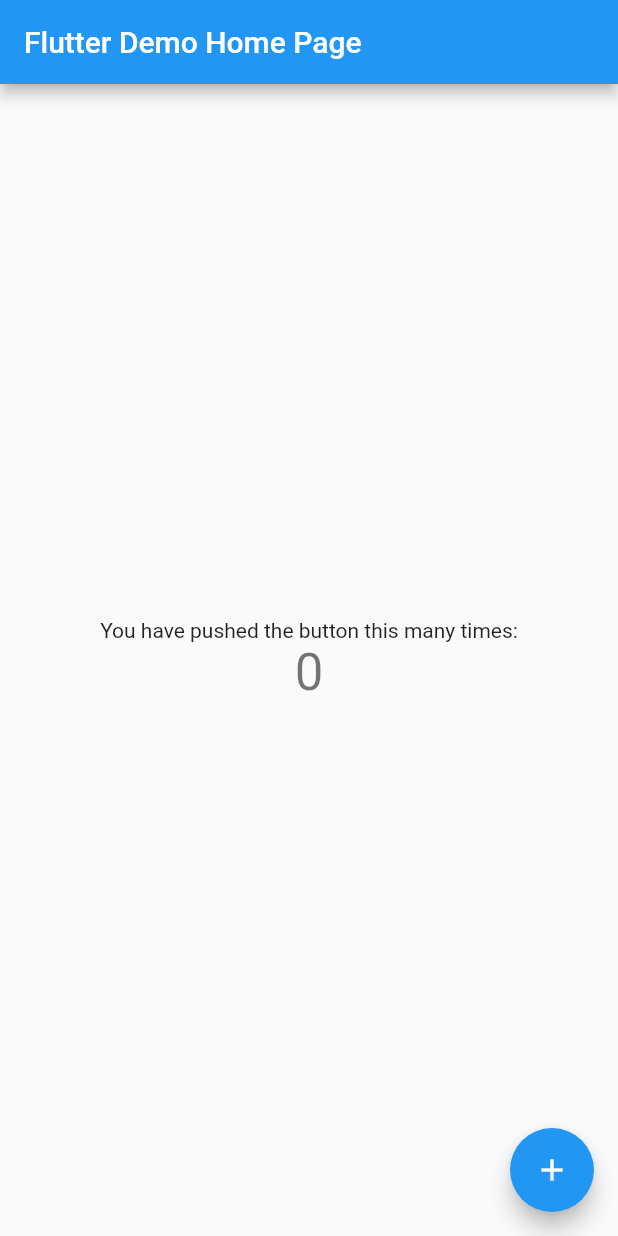
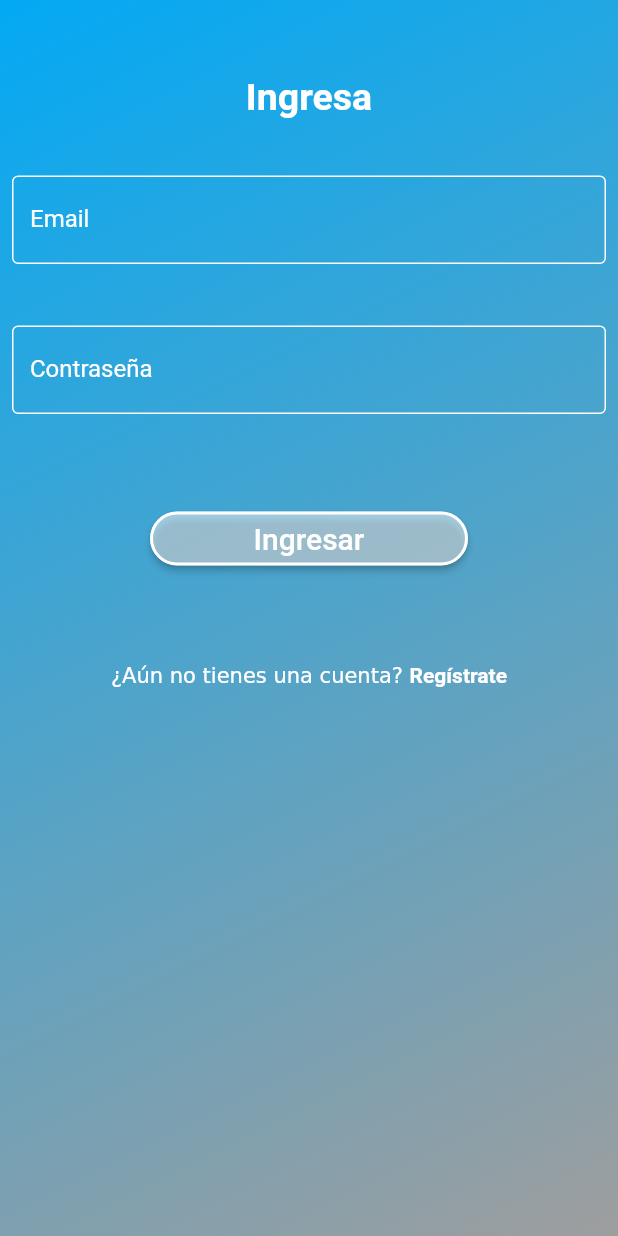
Before and after one commit to jaimeduque17/tyba_test, a Flutter app: the screen it shows after launch, on a phone screen of 412 x 824 dp. Run offline on Flutter 3.47's test engine with Material 2 defaults, Android fonts, the phone set to English and light mode, and no system bars.

Commit message:
login view is created

```diff
--- a/lib/main.dart
+++ b/lib/main.dart
@@ -1,4 +1,5 @@
 import 'package:flutter/material.dart';
+import 'package:tyba_test/ui/views/login.dart';
 
 void main() {
   runApp(const MyApp());
@@ -11,105 +12,11 @@
   @override
   Widget build(BuildContext context) {
     return MaterialApp(
-      title: 'Flutter Demo',
+      title: 'Tyba Test',
       theme: ThemeData(
-        // This is the theme of your application.
-        //
-        // Try running your application with "flutter run". You'll see the
-        // application has a blue toolbar. Then, without quitting the app, try
-        // changing the primarySwatch below to Colors.green and then invoke
-        // "hot reload" (press "r" in the console where you ran "flutter run",
-        // or simply save your changes to "hot reload" in a Flutter IDE).
-        // Notice that the counter didn't reset back to zero; the application
-        // is not restarted.
         primarySwatch: Colors.blue,
       ),
-      home: const MyHomePage(title: 'Flutter Demo Home Page'),
+      home: const LoginView(),
     );
   }
 }
-
-class MyHomePage extends StatefulWidget {
-  const MyHomePage({Key? key, required this.title}) : super(key: key);
-
-  // This widget is the home page of your application. It is stateful, meaning
-  // that it has a State object (defined below) that contains fields that affect
-  // how it looks.
-
-  // This class is the configuration for the state. It holds the values (in this
-  // case the title) provided by the parent (in this case the App widget) and
-  // used by the build method of the State. Fields in a Widget subclass are
-  // always marked "final".
-
-  final String title;
-
-  @override
-  State<MyHomePage> createState() => _MyHomePageState();
-}
-
-class _MyHomePageState extends State<MyHomePage> {
-  int _counter = 0;
-
-  void _incrementCounter() {
-    setState(() {
-      // This call to setState tells the Flutter framework that something has
-      // changed in this State, which causes it to rerun the build method below
-      // so that the display can reflect the updated values. If we changed
-      // _counter without calling setState(), then the build method would not be
-      // called again, and so nothing would appear to happen.
-      _counter++;
-    });
-  }
-
-  @override
-  Widget build(BuildContext context) {
-    // This method is rerun every time setState is called, for instance as done
-    // by the _incrementCounter method above.
-    //
-    // The Flutter framework has been optimized to make rerunning build methods
-    // fast, so that you can just rebuild anything that needs updating rather
-    // than having to individually change instances of widgets.
-    return Scaffold(
-      appBar: AppBar(
-        // Here we take the value from the MyHomePage object that was created by
-        // the App.build method, and use it to set our appbar title.
-        title: Text(widget.title),
-      ),
-      body: Center(
-        // Center is a layout widget. It takes a single child and positions it
-        // in the middle of the parent.
-        child: Column(
-          // Column is also a layout widget. It takes a list of children and
-          // arranges them vertically. By default, it sizes itself to fit its
-          // children horizontally, and tries to be as tall as its parent.
-          //
-          // Invoke "debug painting" (press "p" in the console, choose the
-          // "Toggle Debug Paint" action from the Flutter Inspector in Android
-          // Studio, or the "Toggle Debug Paint" command in Visual Studio Code)
-          // to see the wireframe for each widget.
-          //
-          // Column has various properties to control how it sizes itself and
-          // how it positions its children. Here we use mainAxisAlignment to
-          // center the children vertically; the main axis here is the vertical
-          // axis because Columns are vertical (the cross axis would be
-          // horizontal).
-          mainAxisAlignment: MainAxisAlignment.center,
-          children: <Widget>[
-            const Text(
-              'You have pushed the button this many times:',
-            ),
-            Text(
-              '$_counter',
-              style: Theme.of(context).textTheme.headline4,
-            ),
-          ],
-        ),
-      ),
-      floatingActionButton: FloatingActionButton(
-        onPressed: _incrementCounter,
-        tooltip: 'Increment',
-        child: const Icon(Icons.add),
-      ), // This trailing comma makes auto-formatting nicer for build methods.
-    );
-  }
-}
--- /dev/null
+++ b/lib/ui/views/login.dart
@@ -0,0 +1,145 @@
+import 'package:flutter/gestures.dart';
+import 'package:flutter/material.dart';
+import 'package:tyba_test/ui/views/signup.dart';
+
+class LoginView extends StatefulWidget {
+  const LoginView({Key? key}) : super(key: key);
+
+  @override
+  _LoginViewState createState() => _LoginViewState();
+}
+
+class _LoginViewState extends State<LoginView> {
+  @override
+  Widget build(BuildContext context) {
+    return Scaffold(
+      backgroundColor: Colors.white,
+      body: SingleChildScrollView(
+        child: Container(
+          height: MediaQuery.of(context).size.height,
+          decoration: const BoxDecoration(
+            gradient: LinearGradient(
+                begin: Alignment.topLeft,
+                end: Alignment.bottomRight,
+                colors: [Colors.lightBlue, Colors.grey]),
+          ),
+          child: Column(
+            mainAxisSize: MainAxisSize.max,
+            crossAxisAlignment: CrossAxisAlignment.center,
+            mainAxisAlignment: MainAxisAlignment.start,
+            children: [
+              const SizedBox(
+                height: 50,
+              ),
+              const Text(
+                'Ingresa',
+                style: TextStyle(
+                    fontWeight: FontWeight.bold,
+                    fontSize: 25,
+                    color: Colors.white),
+              ),
+              const SizedBox(
+                height: 30,
+              ),
+              Padding(
+                padding: const EdgeInsets.all(8.0),
+                child: TextField(
+                  cursorColor: Colors.white,
+                  onChanged: (value) {},
+                  keyboardType: TextInputType.emailAddress,
+                  style: const TextStyle(color: Colors.white),
+                  decoration: const InputDecoration(
+                      enabledBorder: OutlineInputBorder(
+                        borderSide: BorderSide(color: Colors.white),
+                      ),
+                      focusedBorder: OutlineInputBorder(
+                        borderSide: BorderSide(color: Colors.white),
+                      ),
+                      labelText: 'Email',
+                      labelStyle: TextStyle(color: Colors.white)),
+                ),
+              ),
+              const SizedBox(
+                height: 25,
+              ),
+              Padding(
+                padding: const EdgeInsets.all(8.0),
+                child: TextField(
+                  obscureText: true,
+                  onChanged: (value) {},
+                  style: const TextStyle(color: Colors.white),
+                  decoration: const InputDecoration(
+                    enabledBorder: OutlineInputBorder(
+                      borderSide: BorderSide(color: Colors.white),
+                    ),
+                    focusedBorder: OutlineInputBorder(
+                      borderSide: BorderSide(color: Colors.white),
+                    ),
+                    labelText: 'Contraseña',
+                    labelStyle: TextStyle(color: Colors.white),
+                  ),
+                ),
+              ),
+              const SizedBox(
+                height: 50,
+              ),
+              Padding(
+                padding: const EdgeInsets.fromLTRB(100, 1, 100, 1),
+                child: ElevatedButton(
+                  style: ButtonStyle(
+                    shape: MaterialStateProperty.all<RoundedRectangleBorder>(
+                      RoundedRectangleBorder(
+                        borderRadius: BorderRadius.circular(18.0),
+                        side: const BorderSide(color: Colors.white, width: 2),
+                      ),
+                    ),
+                    backgroundColor: MaterialStateProperty.all<Color>(
+                      Colors.white.withOpacity(0.5),
+                    ),
+                  ),
+                  onPressed: () {},
+                  child: Row(
+                    children: const [
+                      Expanded(
+                        child: Text(
+                          'Ingresar',
+                          textAlign: TextAlign.center,
+                          style: TextStyle(
+                            fontSize: 20,
+                          ),
+                        ),
+                      ),
+                    ],
+                  ),
+                ),
+              ),
+              const SizedBox(
+                height: 50,
+              ),
+              Padding(
+                padding: const EdgeInsets.all(8.0),
+                child: RichText(
+                  text: TextSpan(
+                    children: [
+                      const TextSpan(text: '¿Aún no tienes una cuenta? '),
+                      TextSpan(
+                        text: 'Regístrate',
+                        style: const TextStyle(fontWeight: FontWeight.bold),
+                        recognizer: TapGestureRecognizer()
+                          ..onTap = () => Navigator.of(context).pushReplacement(
+                                MaterialPageRoute(
+                                  builder: (context) => const SignupView(),
+                                ),
+                              ),
+                      ),
+                    ],
+                  ),
+                ),
+              ),
+            ],
+          ),
+        ),
+      ),
+    );
+  }
+}
```
